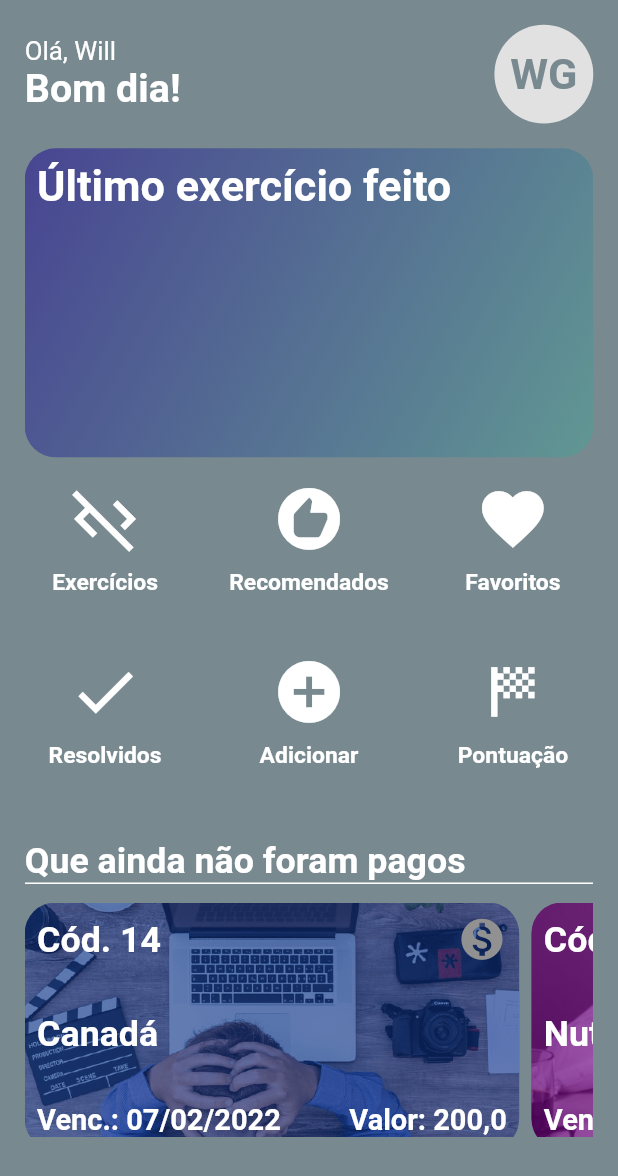
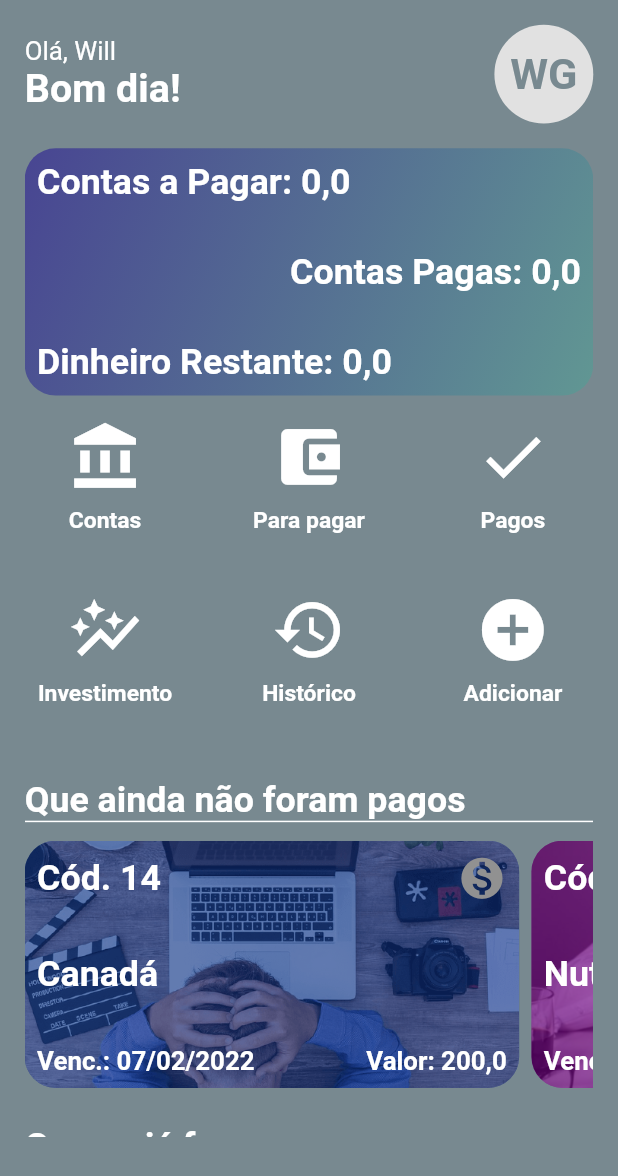
Before and after one commit to WilliamDCGomes/controle-financas, a Flutter app: the MainMenuPage screen opened directly, on a phone screen of 412 x 824 dp. Shown: the top 1176 px of the screen. Run offline on Flutter 3.47's test engine with Material 2 defaults, Android fonts, the phone set to English and light mode, and no system bars; our stand-ins replace email_validator, get, responsive_sizer, rounded_loading_button.

Commit message:
Finalizado menu principal

```diff
--- a/lib/2-app/controllers/mainMenuController.dart
+++ b/lib/2-app/controllers/mainMenuController.dart
@@ -8,6 +8,9 @@
   late String nameUser;
   late String nameInitials;
   late RxBool hasPicture;
+  late RxDouble billToPay;
+  late RxDouble billPaid;
+  late RxDouble amountYouHave;
   late RxString welcomePhrase;
   late final List<Color> colors;
   late final List<Bill> fixedBills;
@@ -25,6 +28,9 @@
 
   _startVariables(){
     hasPicture = false.obs;
+    billToPay = 0.0.obs;
+    billPaid = 0.0.obs;
+    amountYouHave = 0.0.obs;
     colors = [Color(0XFF484592), Color(0XFF619793)];
     fixedBills = <Bill>[];
     periodicExpenses = <Bill>[];
@@ -92,7 +98,7 @@
           bill.billCode = 8;
           bill.fixedBill = true;
           bill.billName = "Credicard";
-          bill.billValue = 254.47;
+          bill.billValue = 25004.47;
           break;
         case 3:
           bill.billCode = 9;
@@ -129,7 +135,7 @@
         case 2:
           bill.billCode = 8;
           bill.billName = "Credicard";
-          bill.billValue = 254.47;
+          bill.billValue = 25004.47;
           break;
         case 3:
           bill.billCode = 11;
--- a/lib/2-app/views/componentsWidgets/billCardWidget.dart
+++ b/lib/2-app/views/componentsWidgets/billCardWidget.dart
@@ -88,7 +88,7 @@
                         maxLines: 1,
                         textColor: AppColors().whiteColor,
                         fontWeight: FontWeight.bold,
-                        fontSize: 18.sp,
+                        fontSize: 17.sp,
                         textAlign: TextAlign.start,
                         textOverflow: TextOverflow.ellipsis,
                       ),
@@ -100,7 +100,7 @@
                         maxLines: 1,
                         textColor: AppColors().whiteColor,
                         fontWeight: FontWeight.bold,
-                        fontSize: 18.sp,
+                        fontSize: 17.sp,
                         textAlign: TextAlign.start,
                         textOverflow: TextOverflow.ellipsis,
                       ),
--- a/lib/2-app/views/pages/mainMenuPage.dart
+++ b/lib/2-app/views/pages/mainMenuPage.dart
@@ -97,7 +97,7 @@
                             crossAxisAlignment: CrossAxisAlignment.stretch,
                             children: [
                               Container(
-                                height: 25.h,
+                                height: 20.h,
                                 width: 80.w,
                                 decoration: BoxDecoration(
                                   borderRadius: BorderRadius.circular(2.5.h),
@@ -110,14 +110,50 @@
                                 child: Padding(
                                   padding: EdgeInsets.all(1.h),
                                   child: Column(
+                                    mainAxisAlignment: MainAxisAlignment.spaceBetween,
                                     crossAxisAlignment: CrossAxisAlignment.stretch,
                                     children: [
-                                      TextWidget(
-                                        "Último exercício feito",
-                                        textColor: AppColors().whiteColor,
-                                        fontWeight: FontWeight.bold,
-                                        fontSize: 22.sp,
-                                        textAlign: TextAlign.start,
+                                      Row(
+                                        mainAxisAlignment: MainAxisAlignment.start,
+                                        children: [
+                                          TextWidget(
+                                            "Contas a Pagar: ${controller.billToPay.toString().replaceAll('.', ',')}",
+                                            textColor: AppColors().whiteColor,
+                                            fontWeight: FontWeight.bold,
+                                            fontSize: 20.sp,
+                                            textAlign: TextAlign.start,
+                                            maxLines: 1,
+                                            textOverflow: TextOverflow.ellipsis,
+                                          ),
+                                        ],
+                                      ),
+                                      Row(
+                                        mainAxisAlignment: MainAxisAlignment.end,
+                                        children: [
+                                          TextWidget(
+                                            "Contas Pagas: ${controller.billPaid.toString().replaceAll('.', ',')}",
+                                            textColor: AppColors().whiteColor,
+                                            fontWeight: FontWeight.bold,
+                                            fontSize: 20.sp,
+                                            textAlign: TextAlign.start,
+                                            maxLines: 1,
+                                            textOverflow: TextOverflow.ellipsis,
+                                          ),
+                                        ],
+                                      ),
+                                      Row(
+                                        mainAxisAlignment: MainAxisAlignment.start,
+                                        children: [
+                                          TextWidget(
+                                            "Dinheiro Restante: ${controller.amountYouHave.toString().replaceAll('.', ',')}",
+                                            textColor: AppColors().whiteColor,
+                                            fontWeight: FontWeight.bold,
+                                            fontSize: 20.sp,
+                                            textAlign: TextAlign.start,
+                                            maxLines: 1,
+                                            textOverflow: TextOverflow.ellipsis,
+                                          ),
+                                        ],
                                       ),
                                     ],
                                   ),
@@ -129,25 +165,25 @@
                                   mainAxisAlignment: MainAxisAlignment.spaceBetween,
                                   children: [
                                     MenuOptionsWidget(
-                                      text: "Exercícios",
+                                      text: "Contas",
                                       icon: Icon(
-                                        Icons.code_off_sharp,
+                                        Icons.account_balance,
                                         color: AppColors().whiteColor,
                                         size: 6.h,
                                       ),
                                     ),
                                     MenuOptionsWidget(
-                                      text: "Recomendados",
+                                      text: "Para pagar",
                                       icon: Icon(
-                                        Icons.recommend_rounded,
+                                        Icons.account_balance_wallet,
                                         color: AppColors().whiteColor,
                                         size: 6.h,
                                       ),
                                     ),
                                     MenuOptionsWidget(
-                                      text: "Favoritos",
+                                      text: "Pagos",
                                       icon: Icon(
-                                        Icons.favorite,
+                                        Icons.done,
                                         color: AppColors().whiteColor,
                                         size: 6.h,
                                       ),
@@ -161,9 +197,17 @@
                                   mainAxisAlignment: MainAxisAlignment.spaceBetween,
                                   children: [
                                     MenuOptionsWidget(
-                                      text: "Resolvidos",
+                                      text: "Investimento",
                                       icon: Icon(
-                                        Icons.done,
+                                        Icons.auto_graph,
+                                        color: AppColors().whiteColor,
+                                        size: 6.h,
+                                      ),
+                                    ),
+                                    MenuOptionsWidget(
+                                      text: "Histórico",
+                                      icon: Icon(
+                                        Icons.history,
                                         color: AppColors().whiteColor,
                                         size: 6.h,
                                       ),
@@ -172,14 +216,6 @@
                                       text: "Adicionar",
                                       icon: Icon(
                                         Icons.add_circle,
-                                        color: AppColors().whiteColor,
-                                        size: 6.h,
-                                      ),
-                                    ),
-                                    MenuOptionsWidget(
-                                      text: "Pontuação",
-                                      icon: Icon(
-                                        Icons.sports_score_sharp,
                                         color: AppColors().whiteColor,
                                         size: 6.h,
                                       ),
```
Also changed, not shown: 2 other files.
